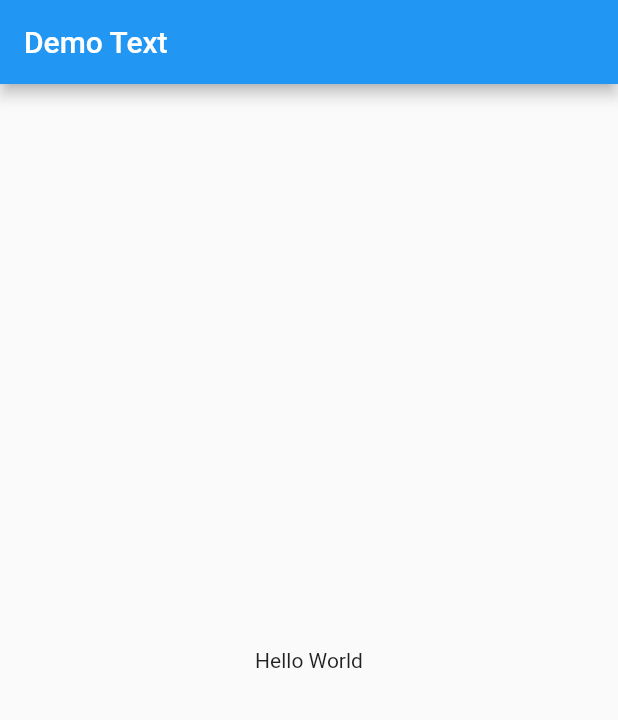
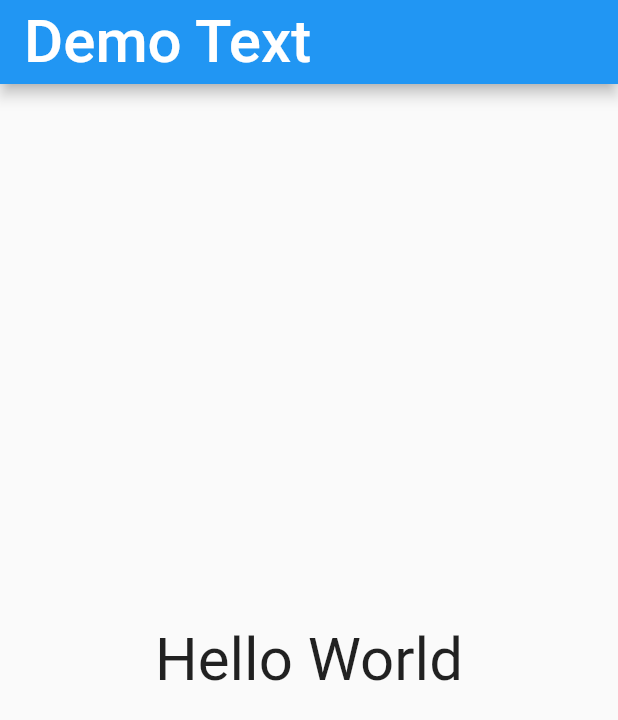
Before and after one commit to siubie/Flutter-Series-Text-Widget, a Flutter app: the screen it shows after launch, on a phone screen of 412 x 824 dp. Shown: the top 720 px of the screen. Run offline on Flutter 3.47's test engine with Material 2 defaults, Android fonts, the phone set to English and light mode, and no system bars.

Commit message:
Start Font Size

```diff
--- a/lib/main.dart
+++ b/lib/main.dart
@@ -11,23 +11,20 @@ class MyApp extends StatelessWidget {
     return MaterialApp(
       title: 'Flutter Demo',
       theme: ThemeData(
-        // This is the theme of your application.
-        //
-        // Try running your application with "flutter run". You'll see the
-        // application has a blue toolbar. Then, without quitting the app, try
-        // changing the primarySwatch below to Colors.green and then invoke
-        // "hot reload" (press "r" in the console where you ran "flutter run",
-        // or simply save your changes to "hot reload" in a Flutter IDE).
-        // Notice that the counter didn't reset back to zero; the application
-        // is not restarted.
         primarySwatch: Colors.blue,
       ),
       home: Scaffold(
         appBar: AppBar(
-          title: Text("Demo Text"),
+          title: Text(
+            "Demo Text",
+            style: TextStyle(fontSize: 40),
+          ),
         ),
         body: Center(
-          child: Text("Hello World"),
+          child: Text(
+            "Hello World",
+            style: TextStyle(fontSize: 40),
+          ),
         ),
       ),
       debugShowCheckedModeBanner: false,
```
